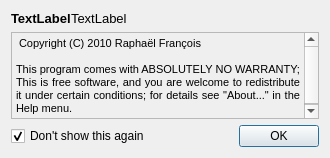
Qt form src/vstboard/views/splash.ui (rbarreiros/vstboard) before a commit.
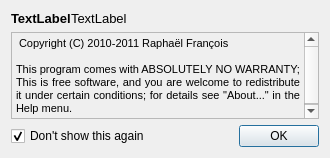
The same form after that commit.

Commit message: splash and about dialog licenses

```diff
--- a/src/vstboard/views/splash.ui
+++ b/src/vstboard/views/splash.ui
@@ -193,7 +193,7 @@
 &lt;html&gt;&lt;head&gt;&lt;meta name=&quot;qrichtext&quot; content=&quot;1&quot; /&gt;&lt;style type=&quot;text/css&quot;&gt;
 p, li { white-space: pre-wrap; }
 &lt;/style&gt;&lt;/head&gt;&lt;body style=&quot; font-family:'MS Shell Dlg 2'; font-size:8.25pt; font-weight:400; font-style:normal;&quot;&gt;
-&lt;p align=&quot;justify&quot; style=&quot; margin-top:0px; margin-bottom:0px; margin-left:0px; margin-right:0px; -qt-block-indent:0; text-indent:0px;&quot;&gt;&lt;span style=&quot; font-size:8pt;&quot;&gt; Copyright (C) 2010 Raphaël François&lt;/span&gt;&lt;/p&gt;
+&lt;p align=&quot;justify&quot; style=&quot; margin-top:0px; margin-bottom:0px; margin-left:0px; margin-right:0px; -qt-block-indent:0; text-indent:0px;&quot;&gt;&lt;span style=&quot; font-size:8pt;&quot;&gt; Copyright (C) 2010-2011 Raphaël François&lt;/span&gt;&lt;/p&gt;
 &lt;p align=&quot;justify&quot; style=&quot;-qt-paragraph-type:empty; margin-top:0px; margin-bottom:0px; margin-left:0px; margin-right:0px; -qt-block-indent:0; text-indent:0px; font-size:8pt;&quot;&gt;&lt;/p&gt;
 &lt;p align=&quot;justify&quot; style=&quot; margin-top:0px; margin-bottom:0px; margin-left:0px; margin-right:0px; -qt-block-indent:0; text-indent:0px;&quot;&gt;&lt;span style=&quot; font-size:8pt;&quot;&gt;This program comes with ABSOLUTELY NO WARRANTY; This is free software, and you are welcome to redistribute it under certain conditions; for details see &amp;quot;About...&amp;quot; in the Help menu.&lt;/span&gt;&lt;/p&gt;&lt;/body&gt;&lt;/html&gt;</string>
      </property>
```
The commit also changes 2 other files.
